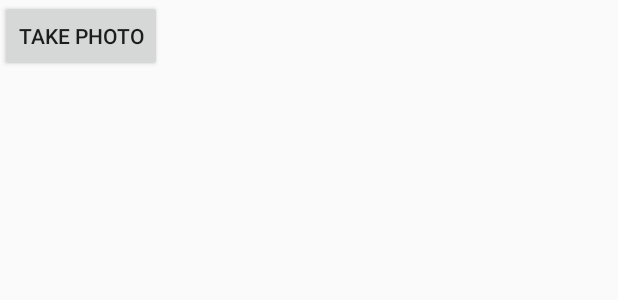
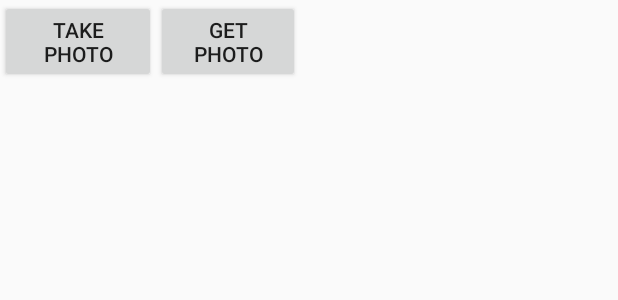
Before and after one commit to elenahorton/mobilefinalproject, an Android app: the layout new_post.xml on its own in the app's theme, with its tools: preview values and no code run, on a phone screen of 412 x 824 dp. Shown: the top 300 px of the screen. Run offline under Robolectric (Android 15) with nearby library versions, the phone set to English and light mode, and no system bars.

Commit message:
new camera capability!

```diff
--- a/app/src/main/AndroidManifest.xml
+++ b/app/src/main/AndroidManifest.xml
@@ -4,6 +4,8 @@
 
     <uses-permission android:name="android.permission.INTERNET" />
     <uses-permission android:name="android.permission.CAMERA"/>
+    <uses-permission android:name="android.permission.MANAGE_DOCUMENTS" />
+    <uses-permission android:name="android.permission.READ_EXTERNAL_STORAGE" />
 
     <application
         android:allowBackup="true"
--- a/app/src/main/java/com/example/elenahorton/mobilefinalproject/PostsActivity.java
+++ b/app/src/main/java/com/example/elenahorton/mobilefinalproject/PostsActivity.java
@@ -59,8 +59,6 @@ public class PostsActivity extends BaseActivity
                 Intent intentNewPost = new Intent();
                 intentNewPost.setClass(PostsActivity.this, NewPostActivity.class);
                 startActivity(intentNewPost);
-//                Snackbar.make(view, "Replace with your own action", Snackbar.LENGTH_LONG)
-//                        .setAction("Action", null).show();
             }
         });
 
--- a/app/src/main/res/layout/new_post.xml
+++ b/app/src/main/res/layout/new_post.xml
@@ -1,16 +1,33 @@
 <?xml version="1.0" encoding="utf-8"?>
 <LinearLayout xmlns:android="http://schemas.android.com/apk/res/android"
-    android:orientation="vertical" android:layout_width="match_parent"
-    android:layout_height="match_parent">
-    <Button
-        android:id="@+id/btnPhoto"
+    android:orientation="vertical"
+    android:layout_width="200dp"
+    android:layout_height="200dp">
+    <LinearLayout
         android:layout_width="wrap_content"
         android:layout_height="wrap_content"
-        android:text="Take Photo" />
+        android:orientation="horizontal"
+        android:weightSum="2">
+
+        <Button
+            android:id="@+id/btnTakePhoto"
+            android:layout_width="0dp"
+            android:layout_height="wrap_content"
+            android:layout_weight="1"
+            android:text="Take Photo" />
+
+        <Button
+            android:id="@+id/btnGetPhoto"
+            android:layout_width="0dp"
+            android:layout_height="wrap_content"
+            android:layout_weight="1"
+            android:text="Get Photo" />
+
+    </LinearLayout>
 
     <ImageView
         android:id="@+id/ivPhoto"
-        android:layout_width="300dp"
-        android:layout_height="300dp" />
+        android:layout_width="30dp"
+        android:layout_height="30dp" />
 
 </LinearLayout>
```
Also changed, not shown: app/src/main/java/com/example/elenahorton/mobilefinalproject/NewPostActivity.java (+33 -3 lines).
